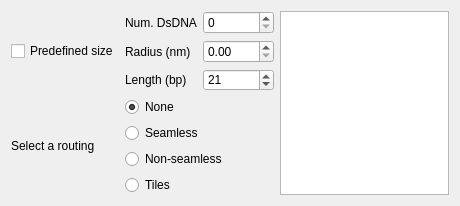
Qt form AdenitaCoreSE/form/SENanotubeCreatorEditorGUI.ui (1A-OneAngstrom/Adenita) before a commit.
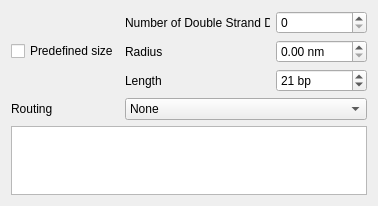
The same form after that commit.

What changed in the file:
```diff
--- a/AdenitaCoreSE/form/SENanotubeCreatorEditorGUI.ui
+++ b/AdenitaCoreSE/form/SENanotubeCreatorEditorGUI.ui
@@ -6,13 +6,13 @@
    <rect>
     <x>0</x>
     <y>0</y>
-    <width>460</width>
+    <width>378</width>
     <height>206</height>
    </rect>
   </property>
   <property name="minimumSize">
    <size>
-    <width>460</width>
+    <width>280</width>
     <height>177</height>
    </size>
   </property>
@@ -28,60 +28,80 @@
   <layout class="QVBoxLayout" name="verticalLayout">
    <item>
     <layout class="QGridLayout" name="gridLayout">
-     <item row="4" column="1" colspan="2">
-      <widget class="QRadioButton" name="chkRoutingSeamless">
+     <item row="2" column="1">
+      <widget class="QLabel" name="label_3">
        <property name="text">
-        <string>Seamless</string>
+        <string>Length</string>
        </property>
       </widget>
      </item>
-     <item row="3" column="1" colspan="2">
-      <widget class="QRadioButton" name="chkRoutingNone">
+     <item row="0" column="1">
+      <widget class="QLabel" name="label_4">
        <property name="text">
-        <string>None</string>
+        <string>Number of Double Strand DNA</string>
        </property>
-       <property name="checked">
-        <bool>true</bool>
+      </widget>
+     </item>
+     <item row="3" column="1" rowspan="2" colspan="2">
+      <widget class="QComboBox" name="comboBoxRouting">
+       <item>
+        <property name="text">
+         <string>None</string>
+        </property>
+       </item>
+       <item>
+        <property name="text">
+         <string>Seamless</string>
+        </property>
+       </item>
+       <item>
+        <property name="text">
+         <string>Tiles</string>
+        </property>
+       </item>
+       <item>
+        <property name="text">
+         <string>Non-seamless</string>
+        </property>
+       </item>
+      </widget>
+     </item>
+     <item row="3" column="0" rowspan="2">
+      <widget class="QLabel" name="label">
+       <property name="text">
+        <string>Routing</string>
        </property>
       </widget>
      </item>
      <item row="1" column="2">
-      <widget class="QDoubleSpinBox" name="spnRadius">
+      <widget class="QDoubleSpinBox" name="doubleSpinBoxRadius">
+       <property name="suffix">
+        <string> nm</string>
+       </property>
        <property name="maximum">
         <double>1000.000000000000000</double>
        </property>
       </widget>
      </item>
+     <item row="0" column="2">
+      <widget class="QSpinBox" name="spinBoxNumberOfDSDNA">
+       <property name="maximum">
+        <number>9999</number>
+       </property>
+      </widget>
+     </item>
      <item row="1" column="1">
       <widget class="QLabel" name="label_2">
        <property name="text">
-        <string>Radius (nm)</string>
-       </property>
-      </widget>
-     </item>
-     <item row="6" column="1" colspan="2">
-      <widget class="QRadioButton" name="chkRoutingTiles">
-       <property name="text">
-        <string>Tiles</string>
-       </property>
-      </widget>
-     </item>
-     <item row="2" column="1">
-      <widget class="QLabel" name="label_3">
-       <property name="text">
-        <string>Length (bp)</string>
-       </property>
-      </widget>
-     </item>
-     <item row="3" column="0" rowspan="4">
-      <widget class="QLabel" name="label">
-       <property name="text">
-        <string>Select a routing</string>
+        <string>Radius</string>
        </property>
       </widget>
      </item>
      <item row="2" column="2">
-      <widget class="QSpinBox" name="spnNumBp">
+      <widget class="QSpinBox" name="spinBoxNumberOfBasePairs">
+       <property name="suffix">
+        <string> bp</string>
+       </property>
        <property name="minimum">
         <number>1</number>
        </property>
@@ -93,20 +113,6 @@
        </property>
       </widget>
      </item>
-     <item row="5" column="1" colspan="2">
-      <widget class="QRadioButton" name="chkRoutingNonSeamless">
-       <property name="text">
-        <string>Non-seamless</string>
-       </property>
-      </widget>
-     </item>
-     <item row="0" column="1">
-      <widget class="QLabel" name="label_4">
-       <property name="text">
-        <string>Num. DsDNA</string>
-       </property>
-      </widget>
-     </item>
      <item row="0" column="0" rowspan="3">
       <widget class="QCheckBox" name="chkPredefined">
        <property name="text">
@@ -114,20 +120,13 @@
        </property>
       </widget>
      </item>
-     <item row="0" column="3" rowspan="7">
+     <item row="5" column="0" colspan="3">
       <widget class="QTextEdit" name="txtInfo">
        <property name="readOnly">
         <bool>true</bool>
        </property>
       </widget>
      </item>
-     <item row="0" column="2">
-      <widget class="QSpinBox" name="spnNumDs">
-       <property name="maximum">
-        <number>9999</number>
-       </property>
-      </widget>
-     </item>
     </layout>
    </item>
   </layout>
```
Left out of the diff: 94 changed lines with no effect on the pictures.
